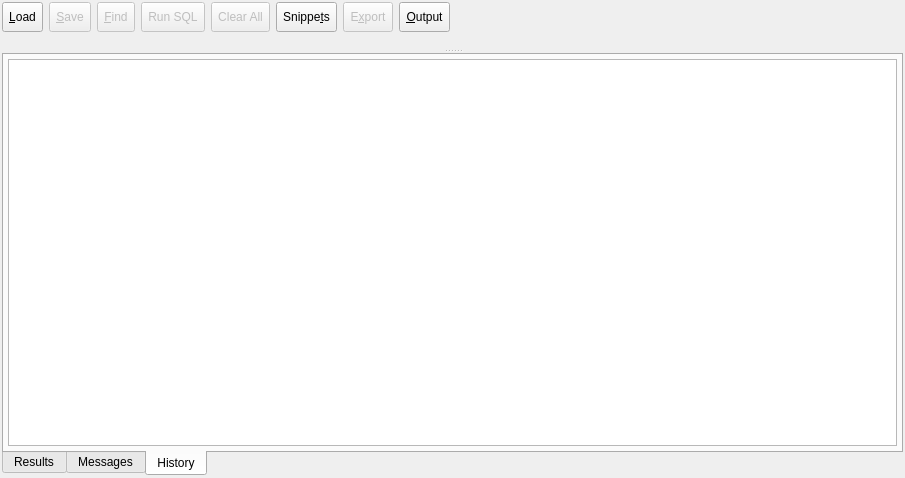
This is libpgmodeler_ui/ui/sqlexecutionwidget.ui in pgmodeler/pgmodeler as Qt 5 draws it before an edit. The edited form follows.
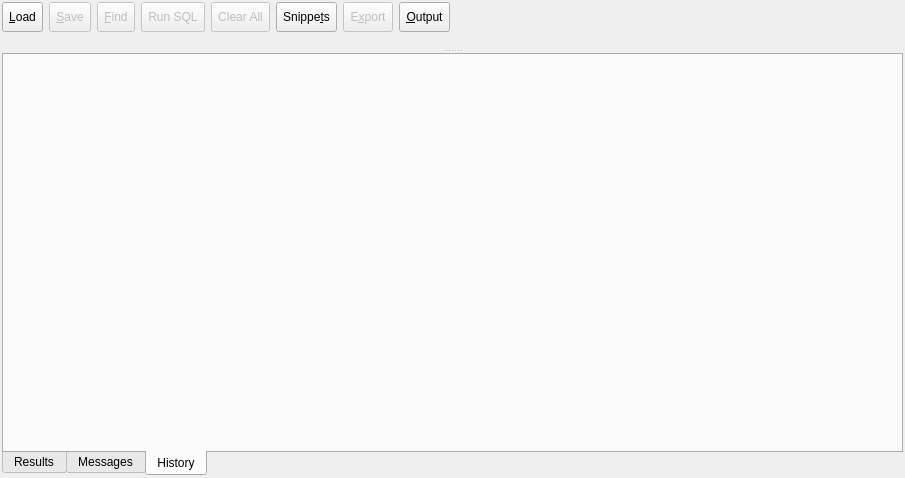
This is the edited form. The open tabs and pages were chosen to show the change. Icons and pictures are not drawn.

Commit message:
Added a text find widget to sql history
Enabled the save and loading of the sql history when, respectively,
quiting and starting the application

Added a support method to disable custom context menu of
NumberedTextEditor

```diff
--- a/libpgmodeler_ui/ui/sqlexecutionwidget.ui
+++ b/libpgmodeler_ui/ui/sqlexecutionwidget.ui
@@ -667,9 +667,12 @@
                <number>4</number>
               </property>
               <item row="0" column="0">
-               <widget class="QPlainTextEdit" name="cmd_history_txt">
-                <property name="readOnly">
-                 <bool>true</bool>
+               <widget class="QWidget" name="cmd_history_parent" native="true">
+                <property name="sizePolicy">
+                 <sizepolicy hsizetype="Preferred" vsizetype="Expanding">
+                  <horstretch>0</horstretch>
+                  <verstretch>0</verstretch>
+                 </sizepolicy>
                 </property>
                </widget>
               </item>
```
Left out of the diff: 5 changed lines with no effect on the pictures. The commit also changes 11 other files.
